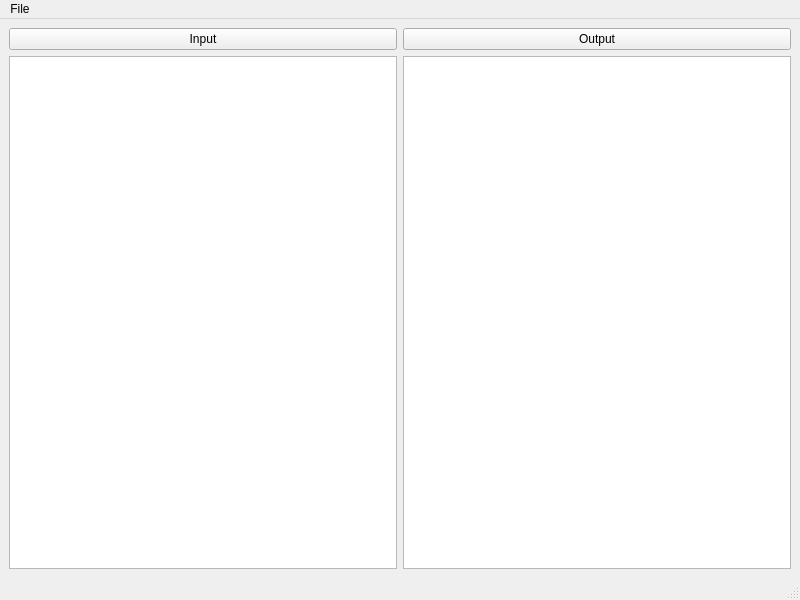
The window that mainwindow.ui (C2H5OH-creator/Explorer2) describes before a commit, drawn with Qt 5.
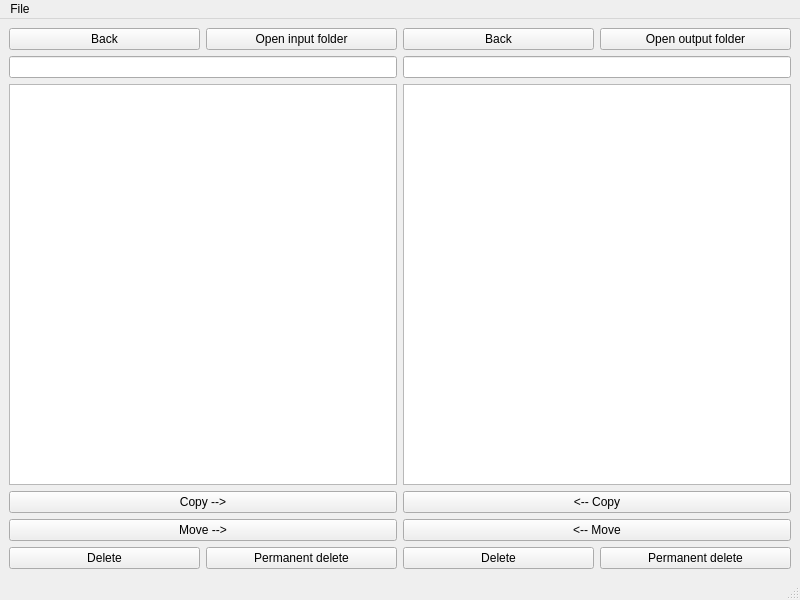
The same window after the commit.

What changed in the file:
```diff
--- a/mainwindow.ui
+++ b/mainwindow.ui
@@ -15,32 +15,112 @@
   </property>
   <widget class="QWidget" name="centralwidget">
    <layout class="QGridLayout" name="gridLayout_3">
-    <item row="1" column="1">
-     <layout class="QGridLayout" name="gridLayout_right"/>
-    </item>
-    <item row="1" column="0">
+    <item row="2" column="2">
      <layout class="QGridLayout" name="gridLayout_left">
+      <item row="3" column="1" colspan="2">
+       <widget class="QPushButton" name="copy_to_right">
+        <property name="text">
+         <string>Copy --&gt;</string>
+        </property>
+       </widget>
+      </item>
       <item row="0" column="2">
+       <widget class="QPushButton" name="input">
+        <property name="text">
+         <string>Open input folder</string>
+        </property>
+       </widget>
+      </item>
+      <item row="2" column="1" colspan="2">
        <widget class="QListView" name="listView_left"/>
       </item>
+      <item row="4" column="1" colspan="2">
+       <widget class="QPushButton" name="move_to_right">
+        <property name="text">
+         <string>Move --&gt;</string>
+        </property>
+       </widget>
+      </item>
+      <item row="0" column="1">
+       <widget class="QPushButton" name="back_left">
+        <property name="text">
+         <string>Back</string>
+        </property>
+       </widget>
+      </item>
+      <item row="1" column="1" colspan="2">
+       <widget class="QLineEdit" name="left_path"/>
+      </item>
+      <item row="5" column="1">
+       <widget class="QPushButton" name="delete_left">
+        <property name="text">
+         <string>Delete</string>
+        </property>
+       </widget>
+      </item>
+      <item row="5" column="2">
+       <widget class="QPushButton" name="permanent_del_left">
+        <property name="text">
+         <string>Permanent delete</string>
+        </property>
+       </widget>
+      </item>
      </layout>
     </item>
-    <item row="1" column="2">
-     <widget class="QListView" name="listView_right"/>
-    </item>
-    <item row="0" column="0">
-     <widget class="QPushButton" name="input">
-      <property name="text">
-       <string>Input</string>
-      </property>
-     </widget>
-    </item>
-    <item row="0" column="2">
-     <widget class="QPushButton" name="output">
-      <property name="text">
-       <string>Output</string>
-      </property>
-     </widget>
+    <item row="2" column="4">
+     <layout class="QGridLayout" name="gridLayout_right">
+      <item row="1" column="3">
+       <widget class="QPushButton" name="output">
+        <property name="text">
+         <string>Open output folder</string>
+        </property>
+       </widget>
+      </item>
+      <item row="1" column="2">
+       <widget class="QPushButton" name="back_right">
+        <property name="text">
+         <string>Back</string>
+        </property>
+       </widget>
+      </item>
+      <item row="7" column="2" colspan="2">
+       <widget class="QPushButton" name="copy_to_left">
+        <property name="text">
+         <string>&lt;-- Copy</string>
+        </property>
+       </widget>
+      </item>
+      <item row="2" column="2" colspan="2">
+       <widget class="QLineEdit" name="right_path"/>
+      </item>
+      <item row="8" column="2" colspan="2">
+       <widget class="QPushButton" name="move_to_left">
+        <property name="text">
+         <string>&lt;-- Move</string>
+        </property>
+       </widget>
+      </item>
+      <item row="6" column="2" colspan="2">
+       <widget class="QListView" name="listView_right"/>
+      </item>
+      <item row="6" column="0">
+       <layout class="QGridLayout" name="gridLayout_center"/>
+      </item>
+      <item row="9" column="2">
+       <widget class="QPushButton" name="delete_right">
+        <property name="text">
+         <string>Delete</string>
+        </property>
+       </widget>
+      </item>
+      <item row="9" column="3">
+       <widget class="QPushButton" name="permanent_del_right">
+        <property name="text">
+         <string>Permanent delete</string>
+        </property>
+       </widget>
+      </item>
+     </layout>
     </item>
    </layout>
   </widget>
```
